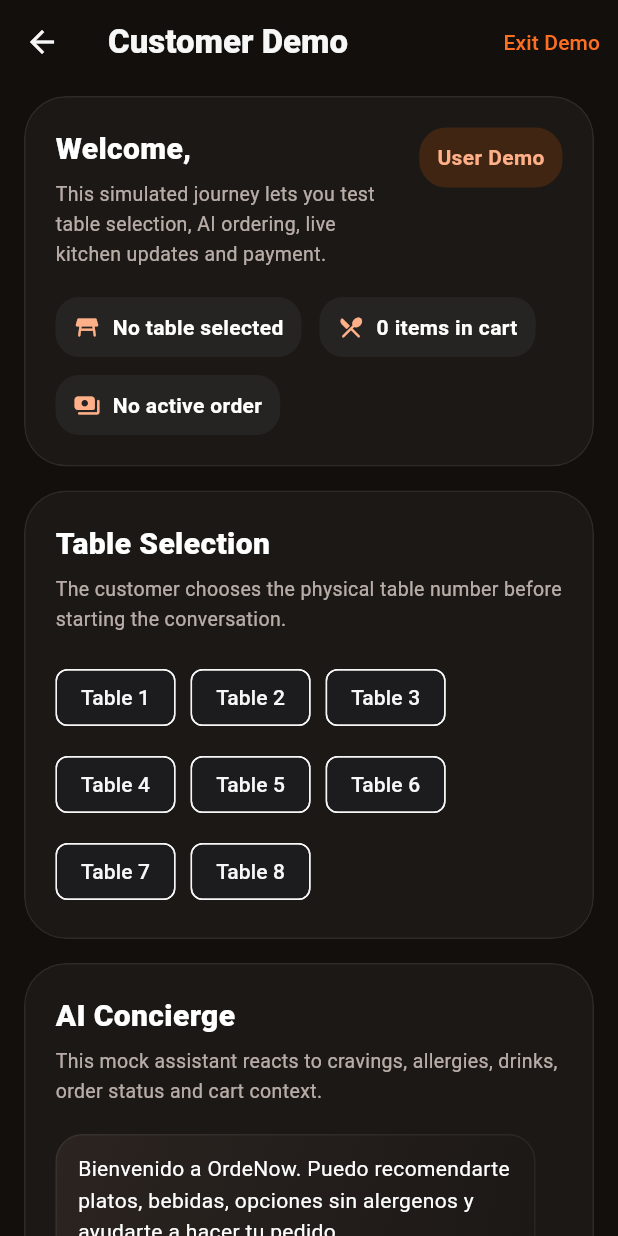
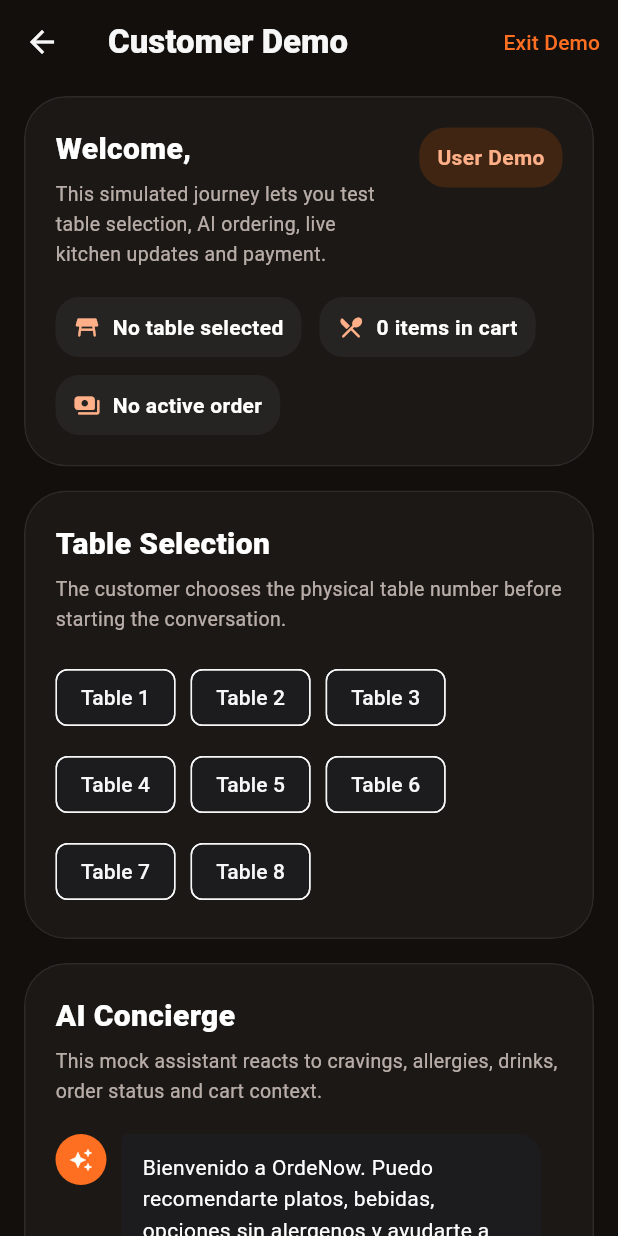
Before and after one commit to Jack-Limas/mobil_ordenow, a Flutter app: the CustomerDemoScreen screen opened directly, on a phone screen of 412 x 824 dp. Run offline on Flutter 3.47's test engine with Material 3 defaults, Android fonts, the phone set to English and light mode, and no system bars; our stand-ins replace flutter_dotenv, flutter_tts, hive_flutter, speech_to_text, supabase_flutter; accounts and stored records are empty; network calls fail.

Commit message:
feat(widget): rediseñar ai_message_bubble con avatar IA naranja y burbujas planas

```diff
--- a/lib/presentation/widgets/ai_message_bubble.dart
+++ b/lib/presentation/widgets/ai_message_bubble.dart
@@ -5,40 +5,51 @@ class AiMessageBubble extends StatelessWidget {
     super.key,
     required this.text,
     required this.isUser,
+    this.userInitials = '',
   });
 
   final String text;
   final bool isUser;
+  final String userInitials;
 
   @override
   Widget build(BuildContext context) {
-    final background = isUser
-        ? const LinearGradient(
-            colors: [Color(0xFFFF6B00), Color(0xFF9A3500)],
-            begin: Alignment.topLeft,
-            end: Alignment.bottomRight,
-          )
-        : const LinearGradient(
-            colors: [Color(0xFF2B2421), Color(0xFF1C1816)],
-            begin: Alignment.topLeft,
-            end: Alignment.bottomRight,
-          );
+    return isUser
+        ? _UserBubble(text: text, initials: userInitials)
+        : _AiBubble(text: text);
+  }
+}
 
-    return Align(
-      alignment: isUser ? Alignment.centerRight : Alignment.centerLeft,
+class _AiBubble extends StatelessWidget {
+  const _AiBubble({required this.text});
+  final String text;
+
+  @override
+  Widget build(BuildContext context) {
+    return Row(
+      crossAxisAlignment: CrossAxisAlignment.start,
+      children: [
+        Container(
+          width: 34,
+          height: 34,
+          decoration: const BoxDecoration(
+            color: Color(0xFFFF6F22),
+            shape: BoxShape.circle,
+          ),
+          child: const Icon(Icons.auto_awesome, color: Colors.white, size: 16),
+        ),
+        const SizedBox(width: 10),
+        Flexible(
           child: Container(
-        constraints: const BoxConstraints(maxWidth: 320),
+            constraints: const BoxConstraints(maxWidth: 280),
             padding: const EdgeInsets.symmetric(horizontal: 14, vertical: 12),
-        decoration: BoxDecoration(
-          gradient: background,
+            decoration: const BoxDecoration(
+              color: Color(0xFF1C1C1E),
               borderRadius: BorderRadius.only(
-            topLeft: const Radius.circular(18),
-            topRight: const Radius.circular(18),
-            bottomLeft: Radius.circular(isUser ? 18 : 6),
-            bottomRight: Radius.circular(isUser ? 6 : 18),
-          ),
-          border: Border.all(
-            color: Colors.white.withValues(alpha: isUser ? 0.0 : 0.06),
+                topLeft: Radius.circular(4),
+                topRight: Radius.circular(16),
+                bottomLeft: Radius.circular(16),
+                bottomRight: Radius.circular(16),
               ),
             ),
             child: Text(
@@ -50,6 +61,66 @@ class AiMessageBubble extends StatelessWidget {
               ),
             ),
           ),
+        ),
+      ],
     );
   }
 }
+
+class _UserBubble extends StatelessWidget {
+  const _UserBubble({required this.text, required this.initials});
+  final String text;
+  final String initials;
+
+  @override
+  Widget build(BuildContext context) {
+    return Row(
+      crossAxisAlignment: CrossAxisAlignment.start,
+      mainAxisAlignment: MainAxisAlignment.end,
+      children: [
+        Flexible(
+          child: Container(
+            constraints: const BoxConstraints(maxWidth: 280),
+            padding: const EdgeInsets.symmetric(horizontal: 14, vertical: 12),
+            decoration: const BoxDecoration(
+              color: Color(0xFFFF6F22),
+              borderRadius: BorderRadius.only(
+                topLeft: Radius.circular(16),
+                topRight: Radius.circular(4),
+                bottomLeft: Radius.circular(16),
+                bottomRight: Radius.circular(16),
+              ),
+            ),
+            child: Text(
+              text,
+              style: const TextStyle(
+                color: Colors.white,
+                fontSize: 14,
+                height: 1.5,
+              ),
+            ),
+          ),
+        ),
+        const SizedBox(width: 10),
+        Container(
+          width: 34,
+          height: 34,
+          decoration: const BoxDecoration(
+            color: Color(0xFF2C2C2E),
+            shape: BoxShape.circle,
+          ),
+          child: Center(
+            child: Text(
+              initials.isEmpty ? '?' : initials,
+              style: const TextStyle(
+                color: Colors.white,
+                fontSize: 12,
+                fontWeight: FontWeight.w700,
+              ),
+            ),
+          ),
+        ),
+      ],
+    );
+  }
+}
```
Lines whose indentation alone changed are shown as unchanged.
